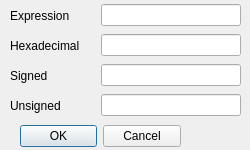
The window that x64_dbg_gui/Project/Src/Gui/WordEditDialog.ui (x64dbg/x64dbg) describes before a commit, drawn with Qt 5.
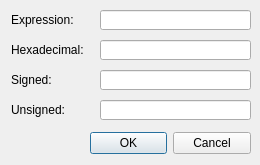
The same window after the commit. Icons and pictures are not drawn.

Commit message: GUI: fixed some size problems in WordEditDialog

```diff
--- a/x64_dbg_gui/Project/Src/Gui/WordEditDialog.ui
+++ b/x64_dbg_gui/Project/Src/Gui/WordEditDialog.ui
@@ -6,8 +6,8 @@
    <rect>
     <x>0</x>
     <y>0</y>
-    <width>250</width>
-    <height>150</height>
+    <width>260</width>
+    <height>165</height>
    </rect>
   </property>
   <property name="sizePolicy">
@@ -16,18 +16,6 @@
     <verstretch>0</verstretch>
    </sizepolicy>
   </property>
-  <property name="minimumSize">
-   <size>
-    <width>250</width>
-    <height>150</height>
-   </size>
-  </property>
-  <property name="maximumSize">
-   <size>
-    <width>250</width>
-    <height>150</height>
-   </size>
-  </property>
   <property name="windowTitle">
    <string>Edit</string>
   </property>
@@ -38,10 +26,10 @@
   <widget class="QDialogButtonBox" name="buttons">
    <property name="geometry">
     <rect>
-     <x>20</x>
-     <y>120</y>
+     <x>90</x>
+     <y>130</y>
      <width>161</width>
-     <height>32</height>
+     <height>27</height>
     </rect>
    </property>
    <property name="orientation">
@@ -51,95 +39,31 @@
     <set>QDialogButtonBox::Cancel|QDialogButtonBox::Ok</set>
    </property>
   </widget>
-  <widget class="QWidget" name="horizontalLayoutWidget">
-   <property name="geometry">
-    <rect>
-     <x>10</x>
-     <y>0</y>
-     <width>231</width>
-     <height>31</height>
-    </rect>
-   </property>
-   <layout class="QHBoxLayout" name="horizontalLayout">
-    <item>
-     <widget class="QLabel" name="label">
-      <property name="text">
-       <string>Expression</string>
-      </property>
-     </widget>
-    </item>
-    <item>
-     <spacer name="horizontalSpacer_4">
-      <property name="orientation">
-       <enum>Qt::Horizontal</enum>
-      </property>
-      <property name="sizeHint" stdset="0">
-       <size>
-        <width>40</width>
-        <height>20</height>
-       </size>
-      </property>
-     </spacer>
-    </item>
-    <item>
-     <widget class="QLineEdit" name="expressionLineEdit">
-      <property name="sizePolicy">
-       <sizepolicy hsizetype="Maximum" vsizetype="Fixed">
-        <horstretch>0</horstretch>
-        <verstretch>0</verstretch>
-       </sizepolicy>
-      </property>
-      <property name="minimumSize">
-       <size>
-        <width>140</width>
-        <height>0</height>
-       </size>
-      </property>
-      <property name="maximumSize">
-       <size>
-        <width>140</width>
-        <height>16777215</height>
-       </size>
-      </property>
-     </widget>
-    </item>
-   </layout>
-  </widget>
-  <widget class="QWidget" name="horizontalLayoutWidget_3">
-   <property name="geometry">
-    <rect>
-     <x>10</x>
-     <y>60</y>
-     <width>231</width>
-     <height>31</height>
-    </rect>
-   </property>
-   <layout class="QHBoxLayout" name="horizontalLayout_3">
-    <item>
      <widget class="QLabel" name="label_3">
+   <property name="geometry">
+    <rect>
+     <x>11</x>
+     <y>70</y>
+     <width>81</width>
+     <height>20</height>
+    </rect>
+   </property>
       <property name="text">
-       <string>Signed</string>
-      </property>
-     </widget>
-    </item>
-    <item>
-     <spacer name="horizontalSpacer">
-      <property name="orientation">
-       <enum>Qt::Horizontal</enum>
-      </property>
-      <property name="sizeHint" stdset="0">
-       <size>
-        <width>40</width>
-        <height>20</height>
-       </size>
-      </property>
-     </spacer>
-    </item>
-    <item>
+    <string>Signed:</string>
+   </property>
+  </widget>
      <widget class="QLineEdit" name="signedLineEdit">
       <property name="enabled">
        <bool>true</bool>
       </property>
+   <property name="geometry">
+    <rect>
+     <x>100</x>
+     <y>70</y>
+     <width>151</width>
+     <height>20</height>
+    </rect>
+   </property>
       <property name="sizePolicy">
        <sizepolicy hsizetype="Expanding" vsizetype="Fixed">
         <horstretch>0</horstretch>
@@ -152,108 +76,57 @@
         <height>0</height>
        </size>
       </property>
-      <property name="maximumSize">
-       <size>
-        <width>140</width>
-        <height>16777215</height>
-       </size>
-      </property>
       <property name="readOnly">
        <bool>true</bool>
       </property>
      </widget>
-    </item>
-   </layout>
-  </widget>
-  <widget class="QWidget" name="horizontalLayoutWidget_4">
-   <property name="geometry">
-    <rect>
-     <x>10</x>
-     <y>90</y>
-     <width>231</width>
-     <height>31</height>
-    </rect>
-   </property>
-   <layout class="QHBoxLayout" name="horizontalLayout_4">
-    <item>
-     <widget class="QLabel" name="label_4">
-      <property name="text">
-       <string>Unsigned</string>
-      </property>
-     </widget>
-    </item>
-    <item>
-     <spacer name="horizontalSpacer_2">
-      <property name="orientation">
-       <enum>Qt::Horizontal</enum>
-      </property>
-      <property name="sizeHint" stdset="0">
-       <size>
-        <width>40</width>
-        <height>20</height>
-       </size>
-      </property>
-     </spacer>
-    </item>
-    <item>
      <widget class="QLineEdit" name="unsignedLineEdit">
       <property name="enabled">
        <bool>true</bool>
       </property>
+   <property name="geometry">
+    <rect>
+     <x>100</x>
+     <y>100</y>
+     <width>151</width>
+     <height>20</height>
+    </rect>
+   </property>
       <property name="minimumSize">
        <size>
         <width>140</width>
         <height>0</height>
        </size>
       </property>
-      <property name="maximumSize">
-       <size>
-        <width>140</width>
-        <height>16777215</height>
-       </size>
-      </property>
       <property name="readOnly">
        <bool>true</bool>
       </property>
      </widget>
-    </item>
-   </layout>
-  </widget>
-  <widget class="QWidget" name="horizontalLayoutWidget_2">
+  <widget class="QLabel" name="label_4">
    <property name="geometry">
     <rect>
-     <x>10</x>
-     <y>30</y>
-     <width>231</width>
-     <height>31</height>
+     <x>11</x>
+     <y>100</y>
+     <width>81</width>
+     <height>20</height>
     </rect>
    </property>
-   <layout class="QHBoxLayout" name="horizontalLayout_2">
-    <item>
-     <widget class="QLabel" name="label_2">
       <property name="text">
-       <string>Hexadecimal</string>
-      </property>
-     </widget>
-    </item>
-    <item>
-     <spacer name="horizontalSpacer_3">
-      <property name="orientation">
-       <enum>Qt::Horizontal</enum>
-      </property>
-      <property name="sizeHint" stdset="0">
-       <size>
-        <width>40</width>
-        <height>20</height>
-       </size>
-      </property>
-     </spacer>
-    </item>
-    <item>
+    <string>Unsigned:</string>
+   </property>
+  </widget>
      <widget class="QLineEdit" name="hexLineEdit">
       <property name="enabled">
        <bool>true</bool>
       </property>
+   <property name="geometry">
+    <rect>
+     <x>100</x>
+     <y>40</y>
+     <width>151</width>
+     <height>20</height>
+    </rect>
+   </property>
       <property name="sizePolicy">
        <sizepolicy hsizetype="Maximum" vsizetype="Fixed">
         <horstretch>0</horstretch>
@@ -266,18 +139,63 @@
         <height>0</height>
        </size>
       </property>
-      <property name="maximumSize">
-       <size>
-        <width>140</width>
-        <height>16777215</height>
-       </size>
-      </property>
       <property name="readOnly">
        <bool>true</bool>
       </property>
      </widget>
-    </item>
-   </layout>
+  <widget class="QLabel" name="label_2">
+   <property name="geometry">
+    <rect>
+     <x>11</x>
+     <y>40</y>
+     <width>81</width>
+     <height>20</height>
+    </rect>
+   </property>
+   <property name="text">
+    <string>Hexadecimal:</string>
+   </property>
+  </widget>
+  <widget class="QLabel" name="label">
+   <property name="geometry">
+    <rect>
+     <x>11</x>
+     <y>10</y>
+     <width>81</width>
+     <height>20</height>
+    </rect>
+   </property>
+   <property name="text">
+    <string>Expression:</string>
+   </property>
+  </widget>
+  <widget class="QLineEdit" name="expressionLineEdit">
+   <property name="geometry">
+    <rect>
+     <x>100</x>
+     <y>10</y>
+     <width>151</width>
+     <height>20</height>
+    </rect>
+   </property>
+   <property name="sizePolicy">
+    <sizepolicy hsizetype="Minimum" vsizetype="Fixed">
+     <horstretch>0</horstretch>
+     <verstretch>0</verstretch>
+    </sizepolicy>
+   </property>
+   <property name="minimumSize">
+    <size>
+     <width>140</width>
+     <height>0</height>
+    </size>
+   </property>
+   <property name="maximumSize">
+    <size>
+     <width>160</width>
+     <height>16777215</height>
+    </size>
+   </property>
   </widget>
  </widget>
  <resources>
```
Lines whose indentation alone changed are shown as unchanged.
